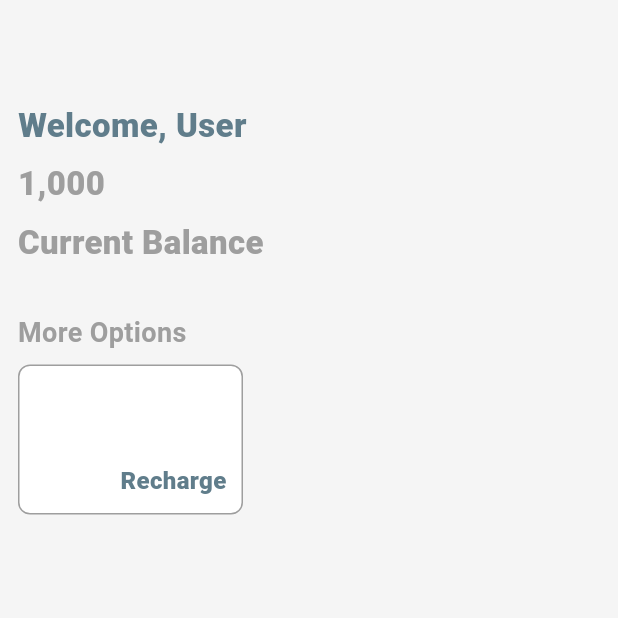
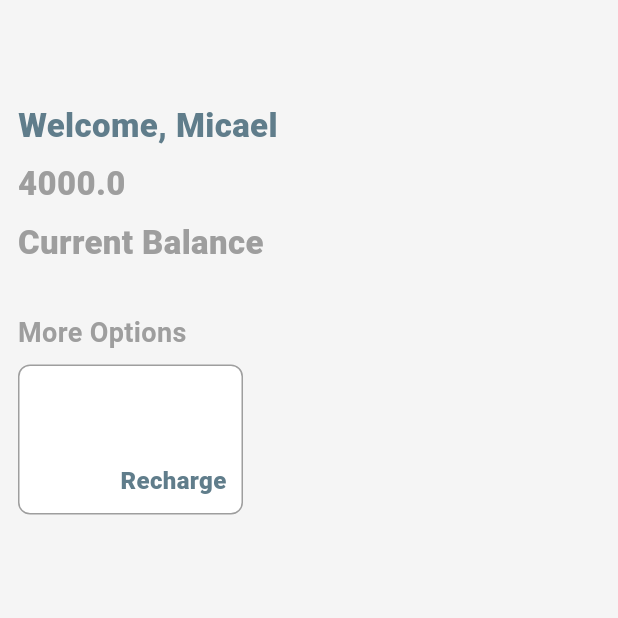
Before and after one commit to micaelsn/top_ups, a Flutter app: the screen it shows after launch, on a phone screen of 412 x 824 dp, the top half of it. Run offline on Flutter 3.47's test engine with Material 3 defaults, Android fonts, the phone set to English and light mode, and no system bars; our stand-ins replace fpdart, get_it, hive; accounts and stored records are empty.

Commit message:
add: app controllers, rules, user

```diff
--- /dev/null
+++ b/lib/core/helpers/rules.dart
@@ -0,0 +1,3 @@
+const double userNotVerifiedTotalValue = 1000;
+const double userVerifiedTotalValue = 500;
+const double userBenefityTotalValue = 3000;
--- /dev/null
+++ b/lib/features/app/data/dtos/user_dto.dart
@@ -0,0 +1,9 @@
+import '../../domain/entities/user_entity.dart';
+
+class UserDTO extends UserEntity {
+  UserDTO({
+    required super.name,
+    required super.balance,
+    super.token,
+  });
+}
--- /dev/null
+++ b/lib/features/app/presentation/controllers/app_controller.dart
@@ -0,0 +1,8 @@
+import '../../data/dtos/user_dto.dart';
+
+class AppController {
+  final _user = UserDTO(name: 'Micael', balance: 4000);
+
+  String get userName => _user.name.isNotEmpty ? _user.name : 'User';
+  String get userBalance => _user.balance.toString();
+}
--- a/lib/features/home/presentation/pages/home_page.dart
+++ b/lib/features/home/presentation/pages/home_page.dart
@@ -1,7 +1,9 @@
 import 'package:flutter/material.dart';
+import 'package:top_ups/core/injection/injection.dart';
 import 'package:top_ups/core/module/module_navigator.dart';
 import 'package:top_ups/features/home/presentation/widgets/option_widget.dart';
 
+import '../../../app/presentation/controllers/app_controller.dart';
 import '../../../flutter_router_manager.dart';
 
 class HomePage extends StatefulWidget {
@@ -14,6 +16,13 @@ class HomePage extends StatefulWidget {
 }
 
 class _HomePageState extends State<HomePage> {
+  late AppController controller;
+  @override
+  void initState() {
+    controller = Injection().get<AppController>();
+    super.initState();
+  }
+
   @override
   Widget build(BuildContext context) {
     return Scaffold(
@@ -26,18 +35,18 @@ class _HomePageState extends State<HomePage> {
         child: Column(
           crossAxisAlignment: CrossAxisAlignment.start,
           children: [
-            const Text(
-              'Welcome, User',
-              style: TextStyle(
+            Text(
+              'Welcome, ${controller.userName}',
+              style: const TextStyle(
                   fontWeight: FontWeight.w900,
                   fontSize: 22,
                   color: Colors.blueGrey),
             ),
             const SizedBox(height: 8),
-            const Text(
-              '1,000',
+            Text(
+              controller.userBalance,
               textAlign: TextAlign.center,
-              style: TextStyle(
+              style: const TextStyle(
                   fontWeight: FontWeight.w900,
                   fontSize: 22,
                   color: Colors.grey),
--- a/lib/main.dart
+++ b/lib/main.dart
@@ -2,7 +2,7 @@ import 'package:flutter/material.dart';
 import 'features/add_beneficiary/add_beneficiary.dart';
 import 'features/recharge_mobile/recharge_mobile.dart';
 
-import 'core/injection/app_injection.dart';
+import 'features/app/app.dart';
 import 'features/flutter_router_manager.dart';
 
 void main() {
```
Also changed, not shown: lib/features/app/app.dart (renamed from lib/core/injection/app_injection.dart, +9 -2 lines), lib/features/app/domain/entities/user_entity.dart (added, +11 -0 lines).
